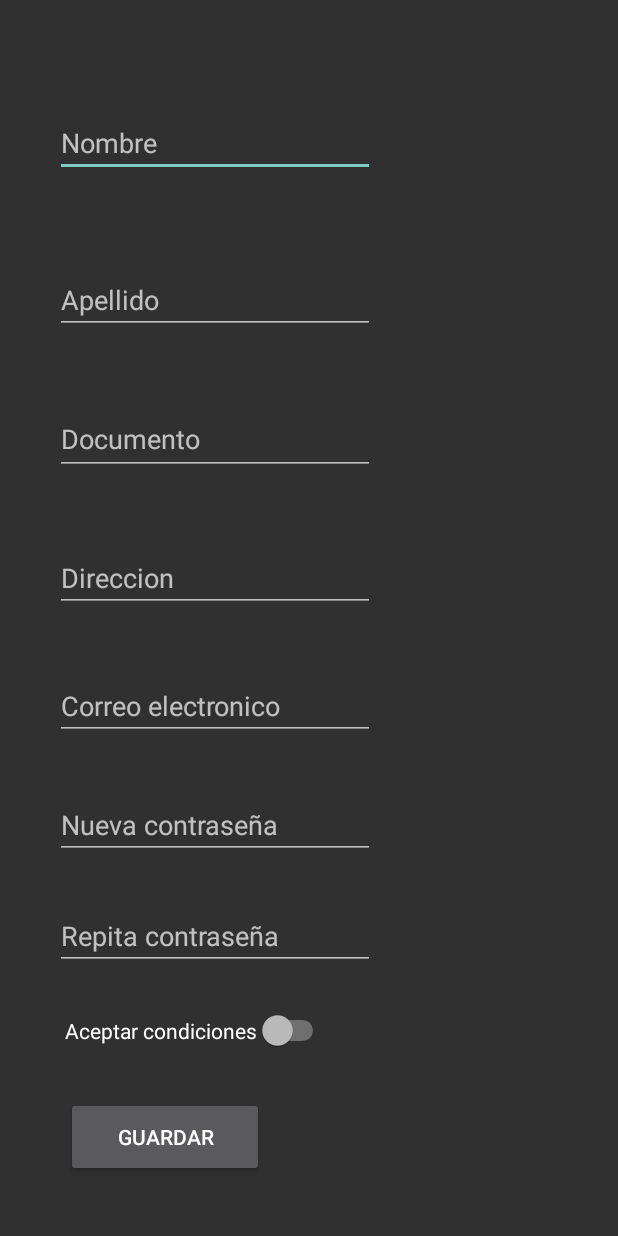
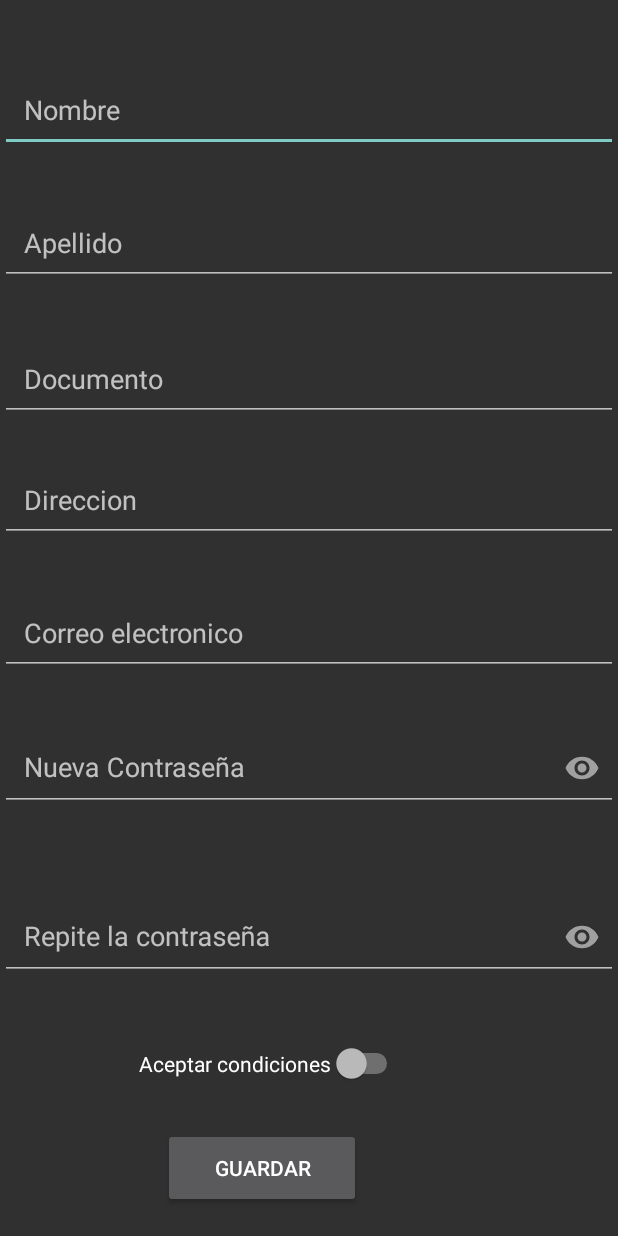
Before and after one commit to pc250282/ProyectoAndroidStudio, an Android app: the registro_datos screen opened directly, with no data from a screen before it, on a phone screen of 412 x 824 dp. Run offline under Robolectric (Android 15) with nearby library versions, the phone set to English and light mode, and no system bars.

Commit message:
Validacion en registro de datos

```diff
--- a/app/src/main/res/layout/activity_registro_datos.xml
+++ b/app/src/main/res/layout/activity_registro_datos.xml
@@ -8,63 +8,144 @@
 
     <EditText
         android:id="@+id/txtNombre"
-        android:layout_width="wrap_content"
+        android:layout_width="match_parent"
         android:layout_height="wrap_content"
         android:ems="10"
+        android:padding="16dp"
         android:hint="Nombre"
         android:inputType="textPersonName"
         app:layout_constraintBottom_toBottomOf="parent"
         app:layout_constraintEnd_toEndOf="parent"
-        app:layout_constraintHorizontal_bias="0.184"
+        app:layout_constraintHorizontal_bias="0.0"
         app:layout_constraintStart_toStartOf="parent"
         app:layout_constraintTop_toTopOf="parent"
-        app:layout_constraintVertical_bias="0.093"
+        app:layout_constraintVertical_bias="0.058"
         tools:ignore="TouchTargetSizeCheck" />
 
     <EditText
         android:id="@+id/txtApellido"
-        android:layout_width="wrap_content"
+        android:layout_width="match_parent"
         android:layout_height="wrap_content"
         android:ems="10"
+        android:padding="16dp"
         android:hint="Apellido"
         android:inputType="textPersonName"
         app:layout_constraintBottom_toBottomOf="parent"
         app:layout_constraintEnd_toEndOf="parent"
-        app:layout_constraintHorizontal_bias="0.184"
+        app:layout_constraintHorizontal_bias="0.0"
         app:layout_constraintStart_toStartOf="parent"
         app:layout_constraintTop_toTopOf="parent"
-        app:layout_constraintVertical_bias="0.228"
+        app:layout_constraintVertical_bias="0.174"
         tools:ignore="TouchTargetSizeCheck" />
 
     <EditText
         android:id="@+id/txtDocumento"
-        android:layout_width="wrap_content"
+        android:layout_width="match_parent"
         android:layout_height="wrap_content"
+        android:padding="16dp"
         android:ems="10"
         android:hint="Documento"
-        android:inputType="textPersonName"
+        android:inputType="numberDecimal"
         android:minHeight="48dp"
         app:layout_constraintBottom_toBottomOf="parent"
         app:layout_constraintEnd_toEndOf="parent"
-        app:layout_constraintHorizontal_bias="0.184"
+        app:layout_constraintHorizontal_bias="0.0"
         app:layout_constraintStart_toStartOf="parent"
         app:layout_constraintTop_toTopOf="parent"
-        app:layout_constraintVertical_bias="0.346" />
+        app:layout_constraintVertical_bias="0.292" />
 
     <EditText
         android:id="@+id/txtDireccion"
-        android:layout_width="wrap_content"
+        android:layout_width="match_parent"
         android:layout_height="wrap_content"
         android:ems="10"
+        android:padding="16dp"
         android:hint="Direccion"
         android:inputType="textPersonName"
         app:layout_constraintBottom_toBottomOf="parent"
         app:layout_constraintEnd_toEndOf="parent"
-        app:layout_constraintHorizontal_bias="0.184"
+        app:layout_constraintHorizontal_bias="0.0"
         app:layout_constraintStart_toStartOf="parent"
         app:layout_constraintTop_toTopOf="parent"
-        app:layout_constraintVertical_bias="0.466"
+        app:layout_constraintVertical_bias="0.397"
         tools:ignore="TouchTargetSizeCheck" />
+
+
+    <EditText
+        android:id="@+id/txtEmail"
+        android:layout_width="match_parent"
+        android:layout_height="wrap_content"
+        android:ems="10"
+        android:padding="16dp"
+        android:hint="Correo electronico"
+        android:inputType="textEmailAddress"
+        app:layout_constraintBottom_toBottomOf="parent"
+        app:layout_constraintEnd_toEndOf="parent"
+        app:layout_constraintHorizontal_bias="0.0"
+        app:layout_constraintStart_toStartOf="parent"
+        app:layout_constraintTop_toTopOf="parent"
+        app:layout_constraintVertical_bias="0.513"
+        tools:ignore="TouchTargetSizeCheck" />
+
+
+
+    <com.google.android.material.textfield.TextInputLayout
+        android:id="@+id/textInputLayout4"
+        android:layout_width="match_parent"
+        android:layout_height="wrap_content"
+        android:hint="Nueva Contraseña"
+        app:endIconMode="password_toggle"
+        app:errorEnabled="true"
+        app:errorIconDrawable="@null"
+        app:layout_constraintBottom_toBottomOf="parent"
+        app:layout_constraintEnd_toEndOf="parent"
+        app:layout_constraintHorizontal_bias="0.0"
+        app:layout_constraintStart_toStartOf="parent"
+        app:layout_constraintTop_toTopOf="parent"
+        app:layout_constraintVertical_bias="0.643">
+
+        <com.google.android.material.textfield.TextInputEditText
+            android:id="@+id/txtPassword1"
+            android:layout_width="match_parent"
+            android:layout_height="wrap_content"
+            android:inputType="textPassword"
+            android:padding="16dp" />
+    </com.google.android.material.textfield.TextInputLayout>
+
+    <com.google.android.material.textfield.TextInputLayout
+        android:layout_width="match_parent"
+        android:layout_height="wrap_content"
+        android:hint="Repite la contraseña"
+        app:endIconMode="password_toggle"
+        app:errorEnabled="true"
+        app:errorIconDrawable="@null"
+        app:layout_constraintBottom_toBottomOf="parent"
+        app:layout_constraintEnd_toEndOf="parent"
+        app:layout_constraintHorizontal_bias="0.0"
+        app:layout_constraintStart_toStartOf="parent"
+        app:layout_constraintTop_toTopOf="parent"
+        app:layout_constraintVertical_bias="0.796">
+
+        <com.google.android.material.textfield.TextInputEditText
+            android:id="@+id/txtPassword2"
+            android:layout_width="match_parent"
+            android:layout_height="wrap_content"
+            android:inputType="textPassword"
+            android:padding="16dp" />
+    </com.google.android.material.textfield.TextInputLayout>
+
+    <Switch
+        android:id="@+id/sltCondiciones"
+        android:layout_width="wrap_content"
+        android:layout_height="wrap_content"
+        android:text="Aceptar condiciones"
+        app:layout_constraintBottom_toBottomOf="parent"
+        app:layout_constraintEnd_toEndOf="parent"
+        app:layout_constraintHorizontal_bias="0.392"
+        app:layout_constraintStart_toStartOf="parent"
+        app:layout_constraintTop_toTopOf="parent"
+        app:layout_constraintVertical_bias="0.873"
+        tools:ignore="UseSwitchCompatOrMaterialXml" />
 
     <Button
         android:id="@+id/btnGuardar"
@@ -73,62 +154,10 @@
         android:text="GUARDAR"
         app:layout_constraintBottom_toBottomOf="parent"
         app:layout_constraintEnd_toEndOf="parent"
-        app:layout_constraintHorizontal_bias="0.157"
+        app:layout_constraintHorizontal_bias="0.387"
         app:layout_constraintStart_toStartOf="parent"
         app:layout_constraintTop_toTopOf="parent"
-        app:layout_constraintVertical_bias="0.949" />
+        app:layout_constraintVertical_bias="0.976" />
 
-    <Switch
-        android:id="@+id/sltCondiciones"
-        android:layout_width="wrap_content"
-        android:layout_height="wrap_content"
-        android:text="Aceptar condiciones"
-        app:layout_constraintBottom_toBottomOf="parent"
-        app:layout_constraintEnd_toEndOf="parent"
-        app:layout_constraintHorizontal_bias="0.185"
-        app:layout_constraintStart_toStartOf="parent"
-        app:layout_constraintTop_toTopOf="parent"
-        app:layout_constraintVertical_bias="0.845" />
 
-    <EditText
-        android:id="@+id/txtPassword2"
-        android:layout_width="wrap_content"
-        android:layout_height="wrap_content"
-        android:ems="10"
-        android:hint="Repita contraseña"
-        android:inputType="textPassword"
-        app:layout_constraintBottom_toBottomOf="parent"
-        app:layout_constraintEnd_toEndOf="parent"
-        app:layout_constraintHorizontal_bias="0.184"
-        app:layout_constraintStart_toStartOf="parent"
-        app:layout_constraintTop_toTopOf="parent"
-        app:layout_constraintVertical_bias="0.772" />
-
-    <EditText
-        android:id="@+id/txtPassword1"
-        android:layout_width="wrap_content"
-        android:layout_height="wrap_content"
-        android:ems="10"
-        android:hint="Nueva contraseña"
-        android:inputType="textPassword"
-        app:layout_constraintBottom_toBottomOf="parent"
-        app:layout_constraintEnd_toEndOf="parent"
-        app:layout_constraintHorizontal_bias="0.184"
-        app:layout_constraintStart_toStartOf="parent"
-        app:layout_constraintTop_toTopOf="parent"
-        app:layout_constraintVertical_bias="0.677" />
-
-    <EditText
-        android:id="@+id/txtEmail"
-        android:layout_width="wrap_content"
-        android:layout_height="wrap_content"
-        android:ems="10"
-        android:hint="Correo electronico"
-        android:inputType="textEmailAddress"
-        app:layout_constraintBottom_toBottomOf="parent"
-        app:layout_constraintEnd_toEndOf="parent"
-        app:layout_constraintHorizontal_bias="0.184"
-        app:layout_constraintStart_toStartOf="parent"
-        app:layout_constraintTop_toTopOf="parent"
-        app:layout_constraintVertical_bias="0.575" />
 </androidx.constraintlayout.widget.ConstraintLayout>
```
Also changed, not shown: app/src/main/java/com/example/proyectologin/MainActivity.kt (+20 -16 lines), app/src/main/java/com/example/proyectologin/registro_datos.kt (+48 -8 lines).
